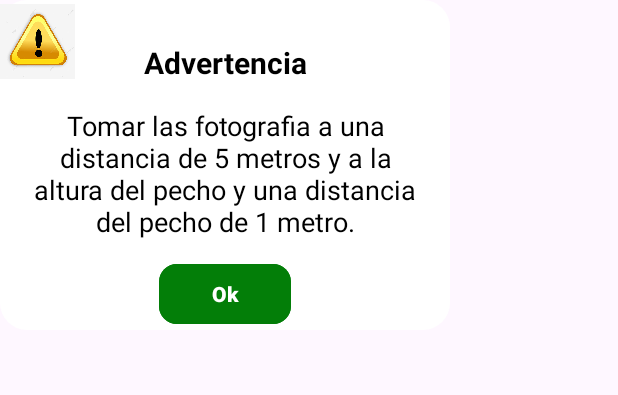
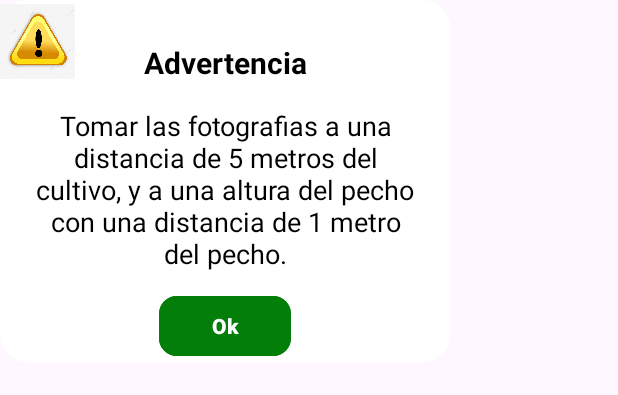
Before and after one commit to DeiverGamboa04/Teak_Volumetric_Calculation, an Android app: the layout success_dialog.xml on its own in the app's theme, with its tools: preview values and no code run, on a phone screen of 412 x 824 dp. Shown: the top 395 px of the screen. Run offline under Robolectric (Android 15) with nearby library versions, the phone set to English and light mode, and no system bars.

Commit message:
Segundo y Ultimos detalles

```diff
--- a/app/src/main/java/com/example/teakvolumetriccalculation/MainActivity.java
+++ b/app/src/main/java/com/example/teakvolumetriccalculation/MainActivity.java
@@ -372,10 +372,8 @@ public class MainActivity extends AppCompatActivity /*implements OnSuccessListen
            // Releases model resources if no longer used.
            modelD.close();
 
-
            String[] classesAlturaC = {"5", "6", "7", "8", "9", "10", "11"};
            String[] classesDiametro = {"0.3565", "0.1655", "0.1719", "0.2165", "0.2228", "0.2324", "0.2387", "0.2547", "0.2578", "0.2674", "0.2706", "0.2960", "0.3056", "0.3119", "0.3151", "0.3183", "0.3215", "0.3310", "0.3374", "0.1337", "0.3692"};
-
 
            float alturaComercialValue = Float.parseFloat(classesAlturaC[maxPosAltur]);
            float diametroValue = Float.parseFloat(classesDiametro[maxPosDiam]);
--- a/app/src/main/res/layout/success_dialog.xml
+++ b/app/src/main/res/layout/success_dialog.xml
@@ -31,7 +31,7 @@
             android:layout_width="match_parent"
             android:layout_height="wrap_content"
             android:id="@+id/successDes"
-            android:text="Tomar las fotografia a una distancia de 5 metros y a la altura del pecho y una distancia del pecho de 1 metro."
+            android:text="Tomar las fotografias a una distancia de 5 metros del cultivo, y a una altura del pecho con una distancia de 1 metro del pecho."
             android:textColor="@color/black"
             android:gravity="center_horizontal"
             android:textSize="18sp"
```
